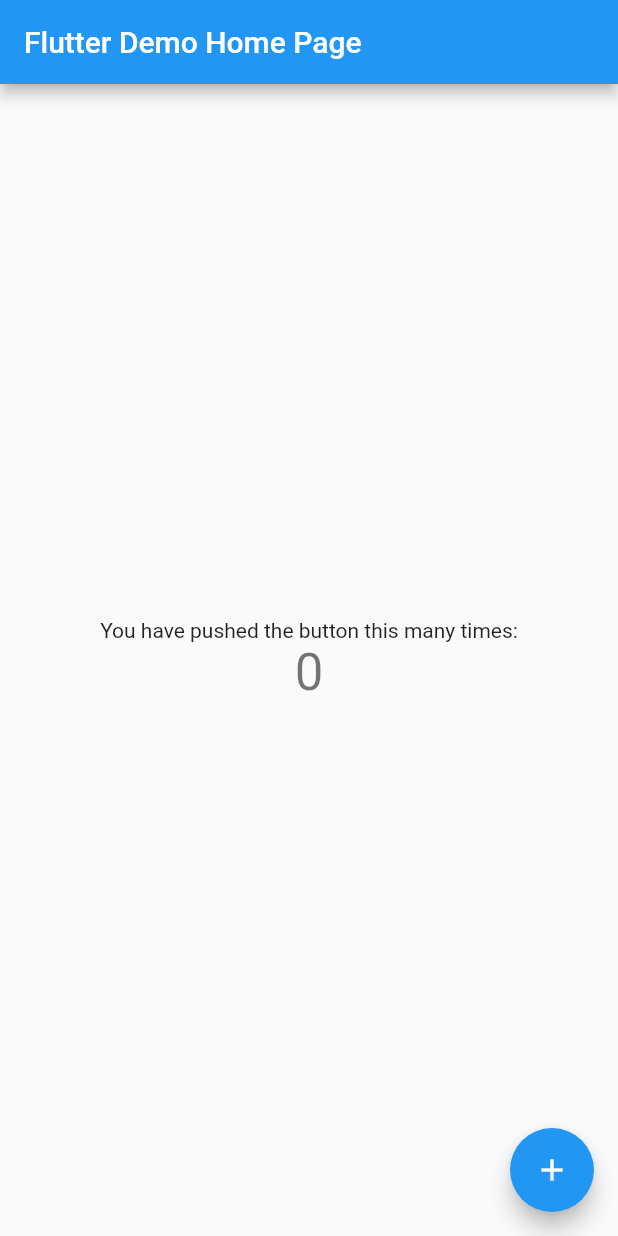
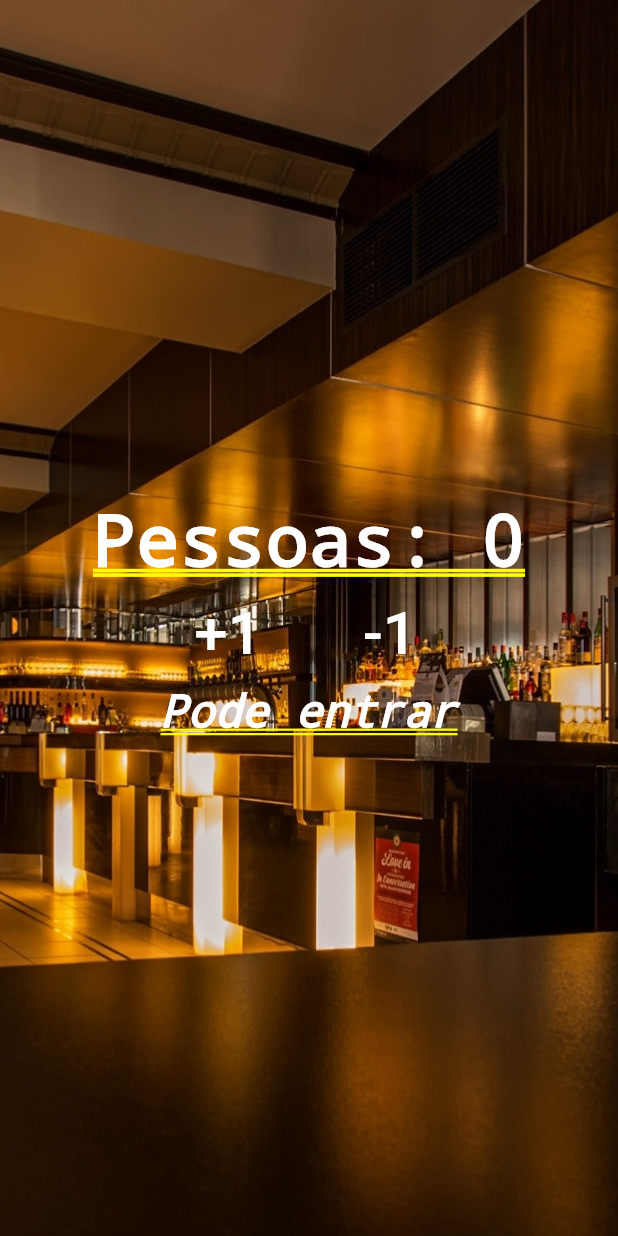
Before and after one commit to Marcos1305/curso-flutter, a Flutter app: the screen it shows after launch, on a phone screen of 412 x 824 dp. Run offline on Flutter 3.47's test engine with Material 2 defaults, Android fonts, the phone set to English and light mode, and no system bars.

Commit message:
Terminado app contador de pessoas

```diff
--- a/contador_pessoas/lib/main.dart
+++ b/contador_pessoas/lib/main.dart
@@ -1,111 +1,76 @@
 import 'package:flutter/material.dart';
 
-void main() => runApp(MyApp());
-
-class MyApp extends StatelessWidget {
-  // This widget is the root of your application.
-  @override
-  Widget build(BuildContext context) {
-    return MaterialApp(
-      title: 'Flutter Demo',
-      theme: ThemeData(
-        // This is the theme of your application.
-        //
-        // Try running your application with "flutter run". You'll see the
-        // application has a blue toolbar. Then, without quitting the app, try
-        // changing the primarySwatch below to Colors.green and then invoke
-        // "hot reload" (press "r" in the console where you ran "flutter run",
-        // or simply save your changes to "hot reload" in a Flutter IDE).
-        // Notice that the counter didn't reset back to zero; the application
-        // is not restarted.
-        primarySwatch: Colors.blue,
-      ),
-      home: MyHomePage(title: 'Flutter Demo Home Page'),
-    );
-  }
+void main() {
+  runApp(MaterialApp(title: 'Contador de Pessoas', home: Home()));
 }
 
-class MyHomePage extends StatefulWidget {
-  MyHomePage({Key key, this.title}) : super(key: key);
-
-  // This widget is the home page of your application. It is stateful, meaning
-  // that it has a State object (defined below) that contains fields that affect
-  // how it looks.
-
-  // This class is the configuration for the state. It holds the values (in this
-  // case the title) provided by the parent (in this case the App widget) and
-  // used by the build method of the State. Fields in a Widget subclass are
-  // always marked "final".
-
-  final String title;
-
+class Home extends StatefulWidget {
   @override
-  _MyHomePageState createState() => _MyHomePageState();
+  _HomeState createState() => _HomeState();
 }
 
-class _MyHomePageState extends State<MyHomePage> {
-  int _counter = 0;
+class _HomeState extends State<Home> {
+  int _people = 0;
+  String _infoText = "Pode entrar";
 
-  void _incrementCounter() {
+  void _changePeople(int delta) {
     setState(() {
-      // This call to setState tells the Flutter framework that something has
-      // changed in this State, which causes it to rerun the build method below
-      // so that the display can reflect the updated values. If we changed
-      // _counter without calling setState(), then the build method would not be
-      // called again, and so nothing would appear to happen.
-      _counter++;
+      _people += delta;
+
+      if (_people < 0) {
+        _infoText = "Mundo invertido!";
+      } else if (_people <= 10) {
+        _infoText = "Pode entrar!";
+      } else {
+        _infoText = "Lotado";
+      }
     });
   }
 
   @override
   Widget build(BuildContext context) {
-    // This method is rerun every time setState is called, for instance as done
-    // by the _incrementCounter method above.
-    //
-    // The Flutter framework has been optimized to make rerunning build methods
-    // fast, so that you can just rebuild anything that needs updating rather
-    // than having to individually change instances of widgets.
-    return Scaffold(
-      appBar: AppBar(
-        // Here we take the value from the MyHomePage object that was created by
-        // the App.build method, and use it to set our appbar title.
-        title: Text(widget.title),
-      ),
-      body: Center(
-        // Center is a layout widget. It takes a single child and positions it
-        // in the middle of the parent.
-        child: Column(
-          // Column is also a layout widget. It takes a list of children and
-          // arranges them vertically. By default, it sizes itself to fit its
-          // children horizontally, and tries to be as tall as its parent.
-          //
-          // Invoke "debug painting" (press "p" in the console, choose the
-          // "Toggle Debug Paint" action from the Flutter Inspector in Android
-          // Studio, or the "Toggle Debug Paint" command in Visual Studio Code)
-          // to see the wireframe for each widget.
-          //
-          // Column has various properties to control how it sizes itself and
-          // how it positions its children. Here we use mainAxisAlignment to
-          // center the children vertically; the main axis here is the vertical
-          // axis because Columns are vertical (the cross axis would be
-          // horizontal).
+    return Stack(
+      children: <Widget>[
+        Image.asset('images/restaurant.jpg', fit: BoxFit.cover, height: 1000.0),
+        Column(
           mainAxisAlignment: MainAxisAlignment.center,
           children: <Widget>[
             Text(
-              'You have pushed the button this many times:',
+              "Pessoas: $_people",
+              style:
+                  TextStyle(color: Colors.white, fontWeight: FontWeight.bold),
             ),
+            Row(mainAxisAlignment: MainAxisAlignment.center, children: <Widget>[
+              Padding(
+                padding: EdgeInsets.all(10.0),
+                child: FlatButton(
+                  child: Text("+1",
+                      style: TextStyle(fontSize: 40.0, color: Colors.white)),
+                  onPressed: () {
+                    _changePeople(1);
+                  },
+                ),
+              ),
+              Padding(
+                  padding: EdgeInsets.all(10.01),
+                  child: FlatButton(
+                    child: Text("-1",
+                        style: TextStyle(fontSize: 40.0, color: Colors.white)),
+                    onPressed: () {
+                      _changePeople(-1);
+                    },
+                  )),
+            ]),
             Text(
-              '$_counter',
-              style: Theme.of(context).textTheme.headline4,
+              _infoText,
+              style: TextStyle(
+                  color: Colors.white,
+                  fontStyle: FontStyle.italic,
+                  fontSize: 30),
             ),
           ],
-        ),
-      ),
-      floatingActionButton: FloatingActionButton(
-        onPressed: _incrementCounter,
-        tooltip: 'Increment',
-        child: Icon(Icons.add),
-      ), // This trailing comma makes auto-formatting nicer for build methods.
+        )
+      ],
     );
   }
 }
--- a/contador_pessoas/pubspec.yaml
+++ b/contador_pessoas/pubspec.yaml
@@ -28,13 +28,11 @@ dev_dependencies:
   flutter_test:
     sdk: flutter
 
-
 # For information on the generic Dart part of this file, see the
 # following page: https://dart.dev/tools/pub/pubspec
 
 # The following section is specific to Flutter.
 flutter:
-
   # The following line ensures that the Material Icons font is
   # included with your application, so that you can use the icons in
   # the material Icons class.
@@ -45,12 +43,12 @@ flutter:
   #   - images/a_dot_burr.jpeg
   #   - images/a_dot_ham.jpeg
 
+  assets:
+    - images/restaurant.jpg
   # An image asset can refer to one or more resolution-specific "variants", see
   # https://flutter.dev/assets-and-images/#resolution-aware.
-
   # For details regarding adding assets from package dependencies, see
   # https://flutter.dev/assets-and-images/#from-packages
-
   # To add custom fonts to your application, add a fonts section here,
   # in this "flutter" section. Each entry in this list should have a
   # "family" key with the font family name, and a "fonts" key with a
```
Also changed, not shown: contador_pessoas/images/restaurant.jpg (added), 1 other file.
